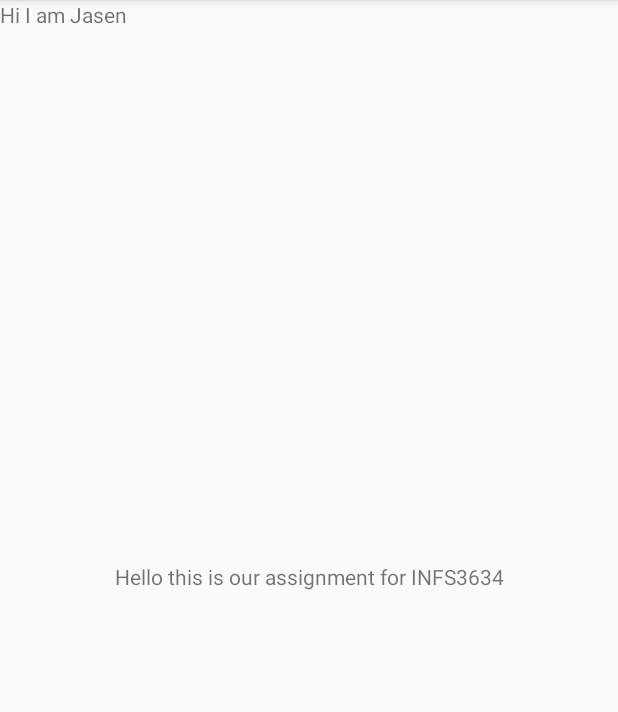
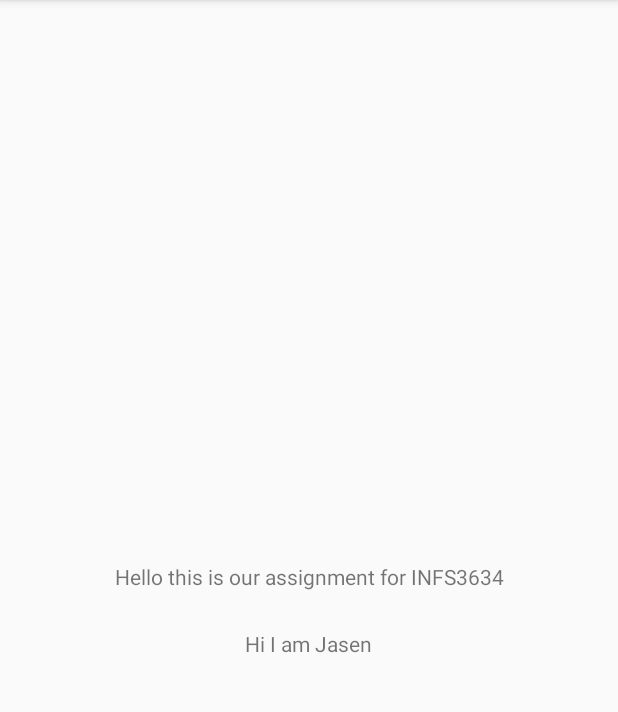
Before and after one commit to INFS3634-Elysian/INFS3634-Group-Assignment, an Android app: the screen it shows after launch (MainActivity), on a phone screen of 412 x 824 dp, the part 84-796 px from its top. Run offline under Robolectric (Android 15) with nearby library versions, the phone set to English and light mode, and no system bars.

Commit message:
Updating Jasen's Commit

```diff
--- a/app/src/main/res/layout/activity_main.xml
+++ b/app/src/main/res/layout/activity_main.xml
@@ -7,6 +7,7 @@
     tools:context=".MainActivity">
 
     <TextView
+        android:id="@+id/textView2"
         android:layout_width="wrap_content"
         android:layout_height="wrap_content"
         android:text="Hello this is our assignment for INFS3634"
@@ -18,9 +19,17 @@
     <TextView
         android:id="@+id/textView"
         android:layout_width="wrap_content"
-        android:layout_height="wrap_content"
+        android:layout_height="0dp"
+        android:layout_marginStart="162dp"
+        android:layout_marginLeft="162dp"
+        android:layout_marginTop="25dp"
+        android:layout_marginEnd="163dp"
+        android:layout_marginRight="163dp"
+        android:layout_marginBottom="312dp"
         android:text="Hi I am Jasen"
-        tools:layout_editor_absoluteX="126dp"
-        tools:layout_editor_absoluteY="420dp" />
+        app:layout_constraintBottom_toBottomOf="parent"
+        app:layout_constraintEnd_toEndOf="parent"
+        app:layout_constraintStart_toStartOf="parent"
+        app:layout_constraintTop_toBottomOf="@+id/textView2" />
 
 </androidx.constraintlayout.widget.ConstraintLayout>
```
